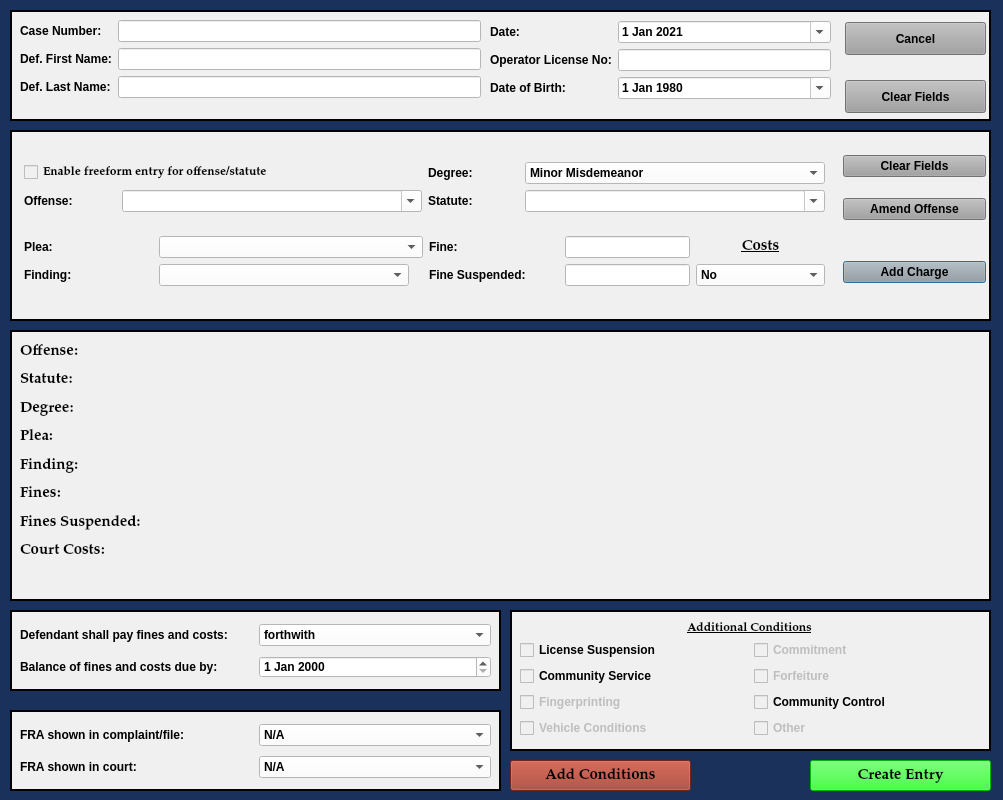
First picture: the form in resources/ui/MinorMisdemeanorDialog.ui, repository HunterProgram22/MuniEntry, before the edit.
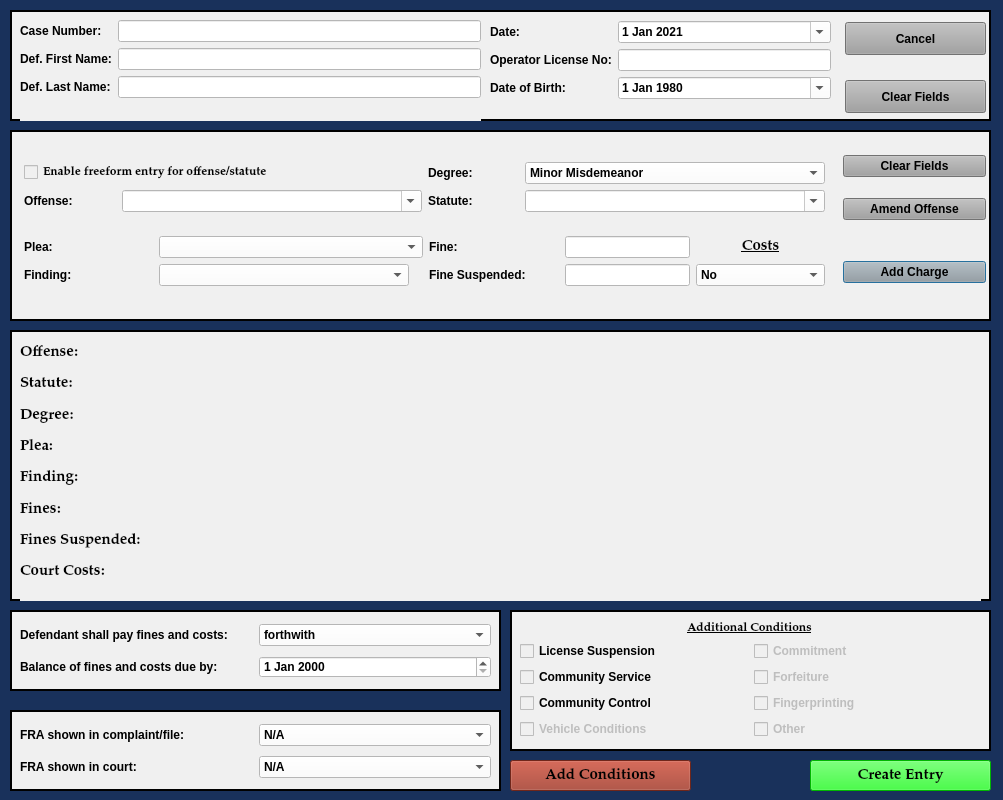
Second picture: the form after the edit.

Commit message: Enabled checkboxes for add conditions.

```diff
--- a/resources/ui/MinorMisdemeanorDialog.ui
+++ b/resources/ui/MinorMisdemeanorDialog.ui
@@ -615,7 +615,7 @@
       <x>10</x>
       <y>10</y>
       <width>961</width>
-      <height>251</height>
+      <height>276</height>
      </rect>
     </property>
     <layout class="QGridLayout" name="charges_gridLayout">
@@ -832,7 +832,7 @@
       <x>480</x>
       <y>11</y>
       <width>341</width>
-      <height>91</height>
+      <height>96</height>
      </rect>
     </property>
     <layout class="QFormLayout" name="formLayout_4">
@@ -931,7 +931,7 @@
       <x>10</x>
       <y>10</y>
       <width>461</width>
-      <height>91</height>
+      <height>101</height>
      </rect>
     </property>
     <layout class="QFormLayout" name="formLayout_3">
@@ -1237,11 +1237,11 @@
      <set>Qt::AlignCenter</set>
     </property>
    </widget>
-   <widget class="QWidget" name="layoutWidget">
+   <widget class="QWidget" name="">
     <property name="geometry">
      <rect>
       <x>10</x>
-      <y>30</y>
+      <y>31</y>
       <width>461</width>
       <height>101</height>
      </rect>
@@ -1282,16 +1282,6 @@
       </widget>
      </item>
      <item row="2" column="0">
-      <widget class="QCheckBox" name="checkBox_3">
-       <property name="enabled">
-        <bool>false</bool>
-       </property>
-       <property name="text">
-        <string>Fingerprinting</string>
-       </property>
-      </widget>
-     </item>
-     <item row="2" column="1">
       <widget class="QCheckBox" name="community_control_checkBox">
        <property name="enabled">
         <bool>true</bool>
@@ -1301,6 +1291,16 @@
        </property>
       </widget>
      </item>
+     <item row="2" column="1">
+      <widget class="QCheckBox" name="checkBox_3">
+       <property name="enabled">
+        <bool>false</bool>
+       </property>
+       <property name="text">
+        <string>Fingerprinting</string>
+       </property>
+      </widget>
+     </item>
      <item row="3" column="0">
       <widget class="QCheckBox" name="checkBox_7">
        <property name="enabled">
```
Left out of the diff: 126 changed lines with no effect on the pictures. The commit also changes 7 other files.
